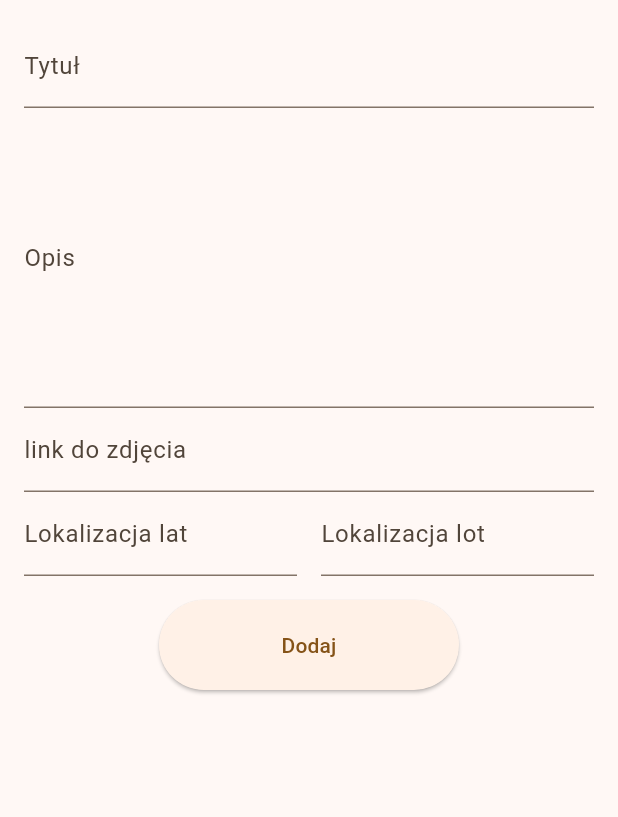
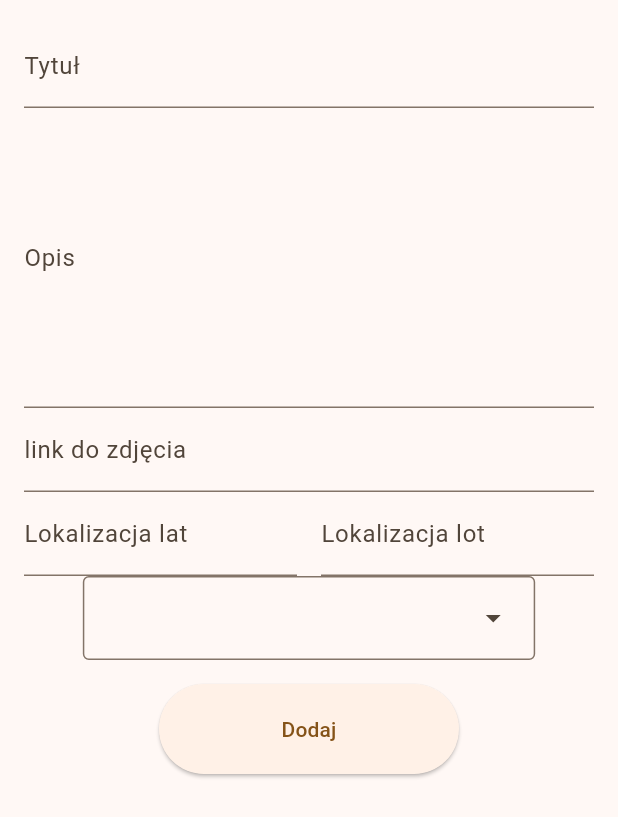
Before and after one commit to Zalezny/BeautyPlaces, a Flutter app: the WriteScreen screen opened directly, on a phone screen of 412 x 824 dp. Shown: the top 817 px of the screen. Run offline on Flutter 3.47's test engine with Material 3 defaults, Android fonts, the light colour scheme and no system bars; our stand-ins replace bloc, cloud_firestore, firebase_core, flutter_bloc, flutter_map, fluttertoast and 4 more; accounts and stored records are empty; generated files the repository leaves out were written again.

Commit message:
Created Cubit to read places in Firestore and added zoom buttons

```diff
--- /dev/null
+++ b/lib/bloc/cubit/map_cubit.dart
@@ -0,0 +1,18 @@
+import 'package:beauty_places/data/firestore/write_repository.dart';
+import 'package:bloc/bloc.dart';
+import 'package:freezed_annotation/freezed_annotation.dart';
+
+import '../../data/models/place_model.dart';
+
+part 'map_state.dart';
+part 'map_cubit.freezed.dart';
+
+class MapCubit extends Cubit<MapState> {
+  final WriteRepository _writeRepository;
+  MapCubit(this._writeRepository) : super(const MapState());
+
+  void getModels() async {
+    final places = await _writeRepository.places();
+    emit(state.copyWith(models: places));
+  }
+}
--- /dev/null
+++ b/lib/bloc/cubit/map_state.dart
@@ -0,0 +1,8 @@
+part of 'map_cubit.dart';
+
+@freezed
+class MapState with _$MapState {
+  const factory MapState({
+    List<PlaceModel>? models,
+  }) = _MapState;
+}
--- a/lib/data/firestore/write_repository.dart
+++ b/lib/data/firestore/write_repository.dart
@@ -4,20 +4,22 @@ import 'package:injectable/injectable.dart';
 
 @lazySingleton
 class WriteRepository {
-  final db = FirebaseFirestore.instance;
-  final collectionName = 'places';
+  final _db = FirebaseFirestore.instance;
+  final _collectionName = 'places';
 
-  Future<void> places() async {
-    await db.collection(collectionName).get().then((event) {
-      for (var doc in event.docs) {
-        print("${doc.id} => ${doc.data()} r");
-      }
-    });
+  Future<List<PlaceModel>?> places() async {
+    final event = await _db.collection(_collectionName).get();
+    List<PlaceModel> list = [];
+    for (var doc in event.docs) {
+      print("${doc.id} => ${doc.data()} r");
+      list.add(PlaceModel.fromJson(doc.data()));
+    }
+    return list;
   }
 
   Future<String?> sendPlace(PlaceModel model) async {
     try {
-      final result = await db.collection(collectionName).add(model.toJson());
+      final result = await _db.collection(_collectionName).add(model.toJson());
       print(result);
       return result.id;
     } catch (e) {
--- a/lib/data/models/place_model.dart
+++ b/lib/data/models/place_model.dart
@@ -1,3 +1,4 @@
+import 'package:beauty_places/enums/category_enum.dart';
 import 'package:cloud_firestore/cloud_firestore.dart';
 import 'package:freezed_annotation/freezed_annotation.dart';
 
@@ -12,6 +13,7 @@ class PlaceModel with _$PlaceModel {
     required String description,
     required String imageUrl,
     @JsonKey(fromJson: _locationFromJson, toJson: _locationToJson) required GeoPoint location,
+    required CategoryEnum category,
   }) = _PlaceModel;
 
   factory PlaceModel.fromJson(Map<String, dynamic> json) => _$PlaceModelFromJson(json);
--- /dev/null
+++ b/lib/enums/category_enum.dart
@@ -0,0 +1,16 @@
+import 'package:freezed_annotation/freezed_annotation.dart';
+
+enum CategoryEnum {
+  @JsonValue('Places')
+  places,
+  @JsonValue('Picks')
+  picks,
+  @JsonValue('Rivers And Canals')
+  riversAndCanals,
+  @JsonValue('Lake')
+  lake,
+  @JsonValue('National Parks')
+  nationalParks,
+  @JsonValue('Cities')
+  cities,
+}
--- a/lib/screens/write_screen.dart
+++ b/lib/screens/write_screen.dart
@@ -1,8 +1,10 @@
 import 'package:beauty_places/bloc/cubit/write_cubit.dart';
 import 'package:beauty_places/data/firestore/write_repository.dart';
 import 'package:beauty_places/data/models/place_model.dart';
+import 'package:beauty_places/enums/category_enum.dart';
 import 'package:cloud_firestore/cloud_firestore.dart';
 import 'package:flutter/material.dart';
+import 'package:fluttertoast/fluttertoast.dart';
 
 import '../services/injection.dart';
 
@@ -20,6 +22,14 @@ class _WriteScreenState extends State<WriteScreen> {
   final _locationLatitudeController = TextEditingController();
   final _locationLongtitudeController = TextEditingController();
   final _writeCubit = WriteCubit(getIt<WriteRepository>());
+  CategoryEnum? _categoryEnum;
+  final ftoast = FToast();
+
+  @override
+  void initState() {
+    super.initState();
+    ftoast.init(context);
+  }
 
   @override
   void dispose() {
@@ -84,12 +94,23 @@ class _WriteScreenState extends State<WriteScreen> {
                   ),
                 ],
               ),
+              DropdownMenu(
+                onSelected: (value) {
+                  _categoryEnum = value;
+                },
+                dropdownMenuEntries: CategoryEnum.values.map((e) {
+                  return DropdownMenuEntry(
+                    value: e,
+                    label: e.toString(),
+                  );
+                }).toList(),
+              ),
               const SizedBox(height: 16),
               SizedBox(
                 height: 60,
                 width: 200,
                 child: ElevatedButton(
-                  onPressed: () {
+                  onPressed: () async {
                     final model = PlaceModel(
                       title: _titleController.text,
                       description: _descriptionController.text,
@@ -98,8 +119,19 @@ class _WriteScreenState extends State<WriteScreen> {
                         double.parse(_locationLatitudeController.text),
                         double.parse(_locationLongtitudeController.text),
                       ),
+                      category: _categoryEnum!,
                     );
-                    _writeCubit.sendModel(model);
+
+                    _writeCubit.sendModel(model).then((value) {
+                      _categoryEnum = null;
+                      _titleController.clear();
+                      _descriptionController.clear();
+                      _imgUrlController.clear();
+                      _locationLatitudeController.clear();
+                      _locationLongtitudeController.clear();
+
+                      ftoast.showToast(child: const Text('Dodano nowe miejsce!'));
+                    });
                   },
                   child: const Text('Dodaj'),
                 ),
--- a/pubspec.yaml
+++ b/pubspec.yaml
@@ -47,6 +47,7 @@ dependencies:
   meta: ^1.11.0
   get_it: ^7.7.0
   injectable: ^2.4.1
+  fluttertoast: ^8.2.5
 
 dev_dependencies:
   flutter_test:
```
Also changed, not shown: lib/bloc/cubit/write_cubit.dart (+4 -3 lines), lib/main.dart (+9 -1 lines), lib/screens/map_screen.dart (+63 -4 lines), lib/screens/widgets/zoom_buttons.dart (added, +75 -0 lines), lib/bloc/cubit/map_cubit.freezed.dart (added), lib/data/models/place_model.freezed.dart, lib/data/models/place_model.g.dart, pubspec.lock.
